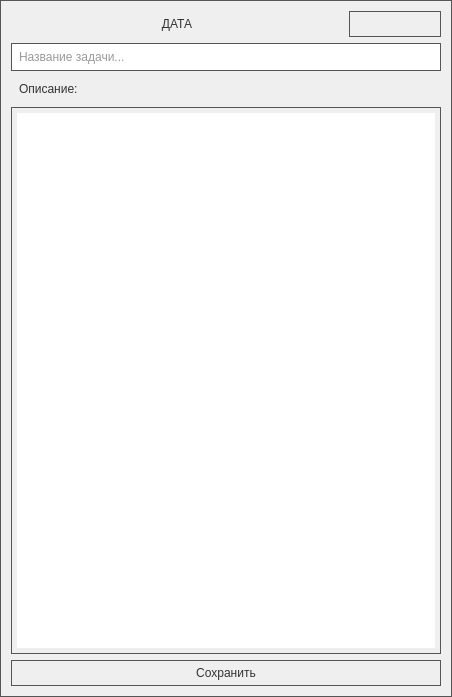
gen1izh/android, file taskmanager/taskmanager/addnewtaskform.ui: the form before one commit.
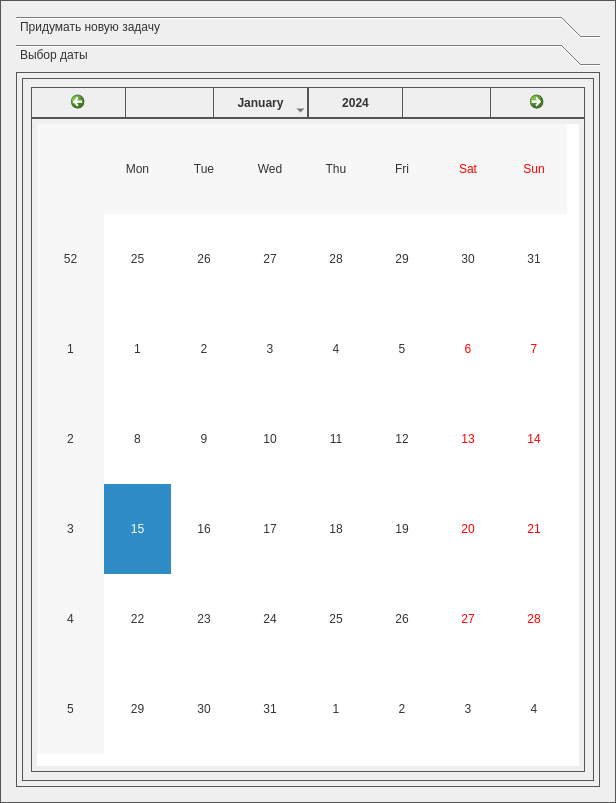
The form after the commit. The open tabs and pages were chosen to show the change. Icons and pictures are not drawn.

```diff
--- a/taskmanager/taskmanager/addnewtaskform.ui
+++ b/taskmanager/taskmanager/addnewtaskform.ui
@@ -6,8 +6,8 @@
    <rect>
     <x>0</x>
     <y>0</y>
-    <width>452</width>
-    <height>697</height>
+    <width>616</width>
+    <height>803</height>
    </rect>
   </property>
   <property name="windowTitle">
@@ -27,6 +27,37 @@
 }</string>
   </property>
   <layout class="QGridLayout" name="gridLayout">
+   <item row="1" column="0">
+    <widget class="QToolBox" name="toolBox">
+     <property name="styleSheet">
+      <string notr="true"> QToolBox{
+color: #333;
+border: 0px solid #555;
+font: 30pt &quot;Arial&quot;;
+border-radius: 0px;
+padding: 5px;
+background: qradialgradient(cx: 0.3, cy: -0.4,
+fx: 0.3, fy: -0.4,
+radius: 1.35, stop: 0 #fff, stop: 1 #e8e8e8);
+min-width: 80px;
+}</string>
+     </property>
+     <property name="currentIndex">
+      <number>0</number>
+     </property>
+     <widget class="QWidget" name="page">
+      <property name="geometry">
+       <rect>
+        <x>0</x>
+        <y>0</y>
+        <width>576</width>
+        <height>645</height>
+       </rect>
+      </property>
+      <attribute name="label">
+       <string>Придумать новую задачу</string>
+      </attribute>
+      <layout class="QGridLayout" name="gridLayout_2">
    <item row="0" column="0">
     <widget class="QLabel" name="dateLabel">
      <property name="styleSheet">
@@ -98,7 +129,7 @@
      </property>
     </widget>
    </item>
-   <item row="2" column="0" colspan="2">
+       <item row="1" column="0" colspan="2">
     <widget class="QLineEdit" name="taskNameEdit">
      <property name="styleSheet">
       <string notr="true"> QLineEdit{
@@ -118,7 +149,7 @@
      </property>
     </widget>
    </item>
-   <item row="3" column="0" colspan="2">
+       <item row="2" column="0" colspan="2">
     <widget class="QLabel" name="descriptionLabel">
      <property name="styleSheet">
       <string notr="true"> QLabel {
@@ -138,10 +169,10 @@
      </property>
     </widget>
    </item>
-   <item row="4" column="0" colspan="2">
+       <item row="3" column="0" colspan="2">
     <widget class="QPlainTextEdit" name="descriptionTextEdit"/>
    </item>
-   <item row="5" column="0" colspan="2">
+       <item row="4" column="0" colspan="2">
     <widget class="QPushButton" name="saveButton">
      <property name="styleSheet">
       <string notr="true"> QPushButton {
@@ -181,6 +212,42 @@
        <height>64</height>
       </size>
      </property>
+        </widget>
+       </item>
+      </layout>
+     </widget>
+     <widget class="QWidget" name="page_2">
+      <property name="geometry">
+       <rect>
+        <x>0</x>
+        <y>0</y>
+        <width>576</width>
+        <height>645</height>
+       </rect>
+      </property>
+      <attribute name="label">
+       <string>Выбор даты</string>
+      </attribute>
+      <layout class="QVBoxLayout" name="verticalLayout">
+       <item>
+        <widget class="QCalendarWidget" name="calendarWidget">
+         <property name="styleSheet">
+          <string notr="true"> QCalendarWidget {
+color: #333;
+border: 0px solid #555;
+font: 30pt &quot;Arial&quot;;
+border-radius: 0px;
+padding: 5px;
+background: qradialgradient(cx: 0.3, cy: -0.4,
+fx: 0.3, fy: -0.4,
+radius: 1.35, stop: 0 #fff, stop: 1 #e8e8e8);
+min-width: 80px;
+}</string>
+         </property>
+        </widget>
+       </item>
+      </layout>
+     </widget>
     </widget>
    </item>
   </layout>
```
Lines whose indentation alone changed are shown as unchanged.
